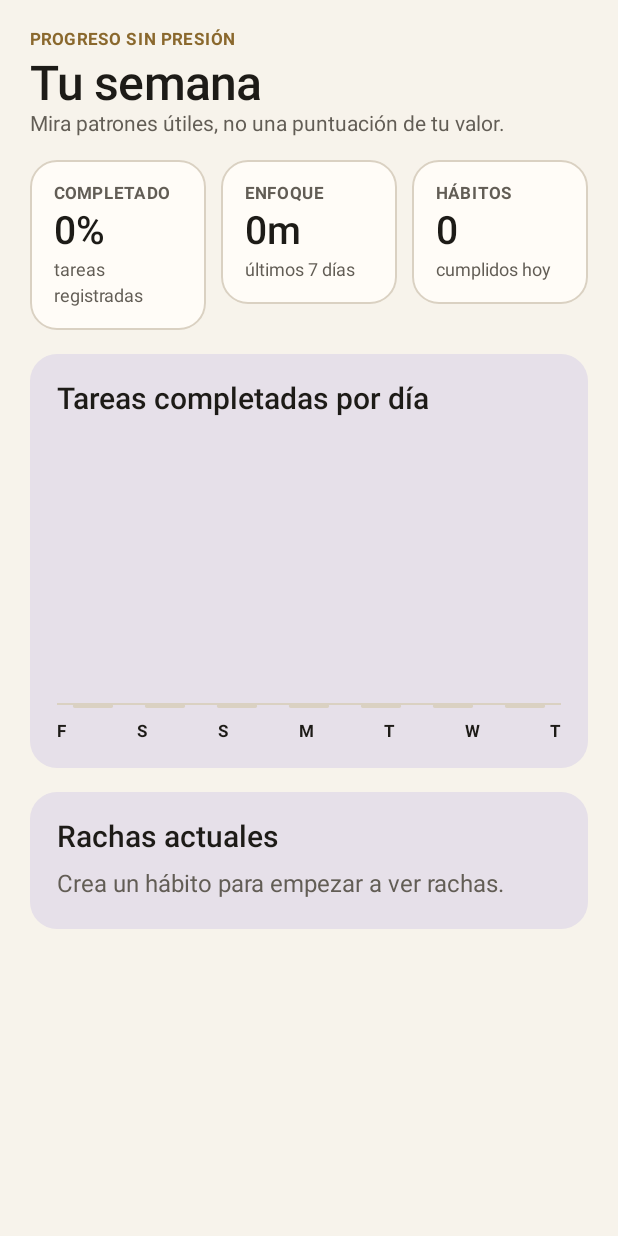
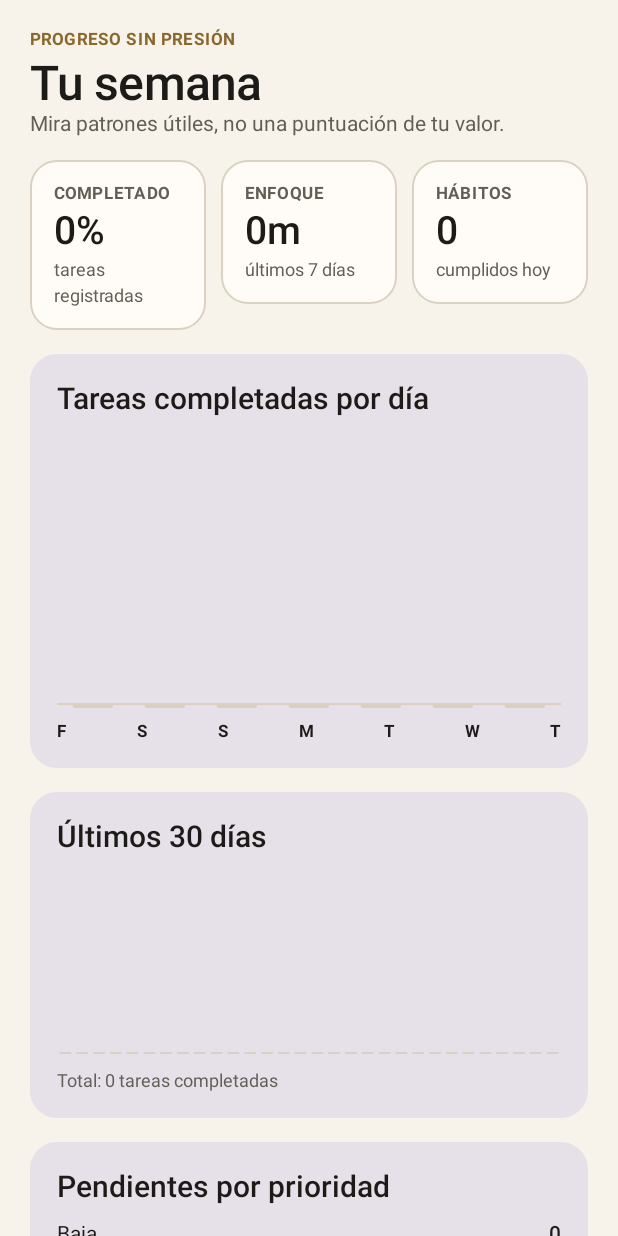
Before and after one commit to wandersepulveda2013/ordia-android, an Android app built with Jetpack Compose: the composable StatisticsScreen shown on its own in the app's theme, on a phone screen of 412 x 824 dp. Run offline under Robolectric (Android 15) with nearby library versions, the phone set to English and light mode, and no system bars; our stand-ins replace Room's generated code.

Commit message:
feat(stats,filters): 30-day chart, priority breakdown, project/tag filters
StatisticsScreen:
- Add 30-day completion bar chart with weekly total.
- Add "pending by priority" breakdown with colored progress bars.

TasksScreen:
- Add project filter chips and tag filter chips alongside the existing
  status filters, so users can narrow the list by project or tag.

Co-authored-by: openhands <openhands@all-hands.dev>

```diff
--- a/app/src/main/java/com/ordia/app/ui/screens/StatisticsScreen.kt
+++ b/app/src/main/java/com/ordia/app/ui/screens/StatisticsScreen.kt
@@ -30,6 +30,13 @@ fun StatisticsScreen(state: OrdiaUiState, contentPadding: PaddingValues) {
         val date = LocalDate.now().minusDays(offset.toLong())
         date to state.rootTasks.count { task -> task.completedAt?.let { com.ordia.app.domain.DateRules.toLocalDate(it) == date } == true }
     }
+    val completedByDay30 = (29 downTo 0).map { offset ->
+        val date = LocalDate.now().minusDays(offset.toLong())
+        state.rootTasks.count { task -> task.completedAt?.let { com.ordia.app.domain.DateRules.toLocalDate(it) == date } == true }
+    }
+    val priorityCounts = com.ordia.app.data.local.TaskPriority.entries.associateWith { p ->
+        state.rootTasks.count { !it.archived && !it.completed && it.priority == p }
+    }
     LazyColumn(
         Modifier.fillMaxSize(),
         contentPadding = PaddingValues(20.dp, contentPadding.calculateTopPadding() + 20.dp, 20.dp, contentPadding.calculateBottomPadding() + 28.dp),
@@ -50,6 +57,41 @@ fun StatisticsScreen(state: OrdiaUiState, contentPadding: PaddingValues) {
                     WeeklyBars(completedByDay.map { it.second })
                     Row(Modifier.fillMaxWidth(), horizontalArrangement = Arrangement.SpaceBetween) {
                         completedByDay.forEach { (date, _) -> Text(date.dayOfWeek.name.take(1), style = MaterialTheme.typography.labelSmall) }
+                    }
+                }
+            }
+        }
+        item {
+            Card {
+                Column(Modifier.fillMaxWidth().padding(18.dp), verticalArrangement = Arrangement.spacedBy(12.dp)) {
+                    Text("Últimos 30 días", style = MaterialTheme.typography.titleLarge)
+                    MonthlyBars(completedByDay30)
+                    Text(
+                        "Total: ${completedByDay30.sum()} tareas completadas",
+                        style = MaterialTheme.typography.bodySmall,
+                        color = MaterialTheme.colorScheme.onSurfaceVariant
+                    )
+                }
+            }
+        }
+        item {
+            Card {
+                Column(Modifier.fillMaxWidth().padding(18.dp), verticalArrangement = Arrangement.spacedBy(12.dp)) {
+                    Text("Pendientes por prioridad", style = MaterialTheme.typography.titleLarge)
+                    priorityCounts.forEach { (priority, count) ->
+                        val maxCount = (priorityCounts.values.maxOrNull() ?: 1).coerceAtLeast(1)
+                        val fraction = count.toFloat() / maxCount
+                        Column(verticalArrangement = Arrangement.spacedBy(4.dp)) {
+                            Row(Modifier.fillMaxWidth(), horizontalArrangement = Arrangement.SpaceBetween) {
+                                Text(priorityLabel(priority), style = MaterialTheme.typography.bodyMedium)
+                                Text("$count", style = MaterialTheme.typography.labelLarge)
+                            }
+                            androidx.compose.material3.LinearProgressIndicator(
+                                progress = { fraction },
+                                modifier = Modifier.fillMaxWidth(),
+                                color = priorityBarColor(priority)
+                            )
+                        }
                     }
                 }
             }
@@ -90,3 +132,36 @@ private fun WeeklyBars(values: List<Int>) {
         }
     }
 }
+
+@Composable
+private fun MonthlyBars(values: List<Int>) {
+    val barColor = MaterialTheme.colorScheme.secondary
+    val gridColor = MaterialTheme.colorScheme.outlineVariant
+    Canvas(Modifier.fillMaxWidth().height(120.dp)) {
+        val max = values.maxOrNull()?.coerceAtLeast(1) ?: 1
+        val slot = size.width / values.size
+        values.forEachIndexed { index, value ->
+            val height = size.height * (value.toFloat() / max)
+            drawRect(
+                color = if (value == 0) gridColor else barColor,
+                topLeft = Offset(index * slot + slot * 0.15f, size.height - height),
+                size = Size(slot * 0.7f, height.coerceAtLeast(2f))
+            )
+        }
+    }
+}
+
+@Composable
+private fun priorityBarColor(priority: com.ordia.app.data.local.TaskPriority): Color = when (priority) {
+    com.ordia.app.data.local.TaskPriority.URGENT -> MaterialTheme.colorScheme.error
+    com.ordia.app.data.local.TaskPriority.HIGH -> Color(0xFFC98A2B)
+    com.ordia.app.data.local.TaskPriority.NORMAL -> MaterialTheme.colorScheme.secondary
+    com.ordia.app.data.local.TaskPriority.LOW -> MaterialTheme.colorScheme.outline
+}
+
+private fun priorityLabel(priority: com.ordia.app.data.local.TaskPriority): String = when (priority) {
+    com.ordia.app.data.local.TaskPriority.URGENT -> "Urgente"
+    com.ordia.app.data.local.TaskPriority.HIGH -> "Alta"
+    com.ordia.app.data.local.TaskPriority.NORMAL -> "Normal"
+    com.ordia.app.data.local.TaskPriority.LOW -> "Baja"
+}
```
Also changed, not shown: app/src/main/java/com/ordia/app/ui/screens/TasksScreen.kt (+35 -1 lines).
